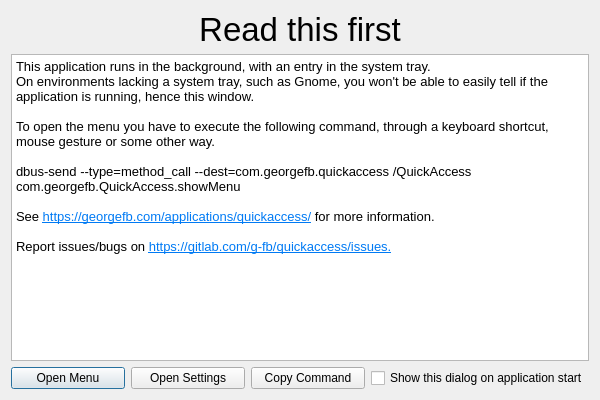
Qt form ui/startupdialog.ui (g-fb/quickaccess) before a commit.
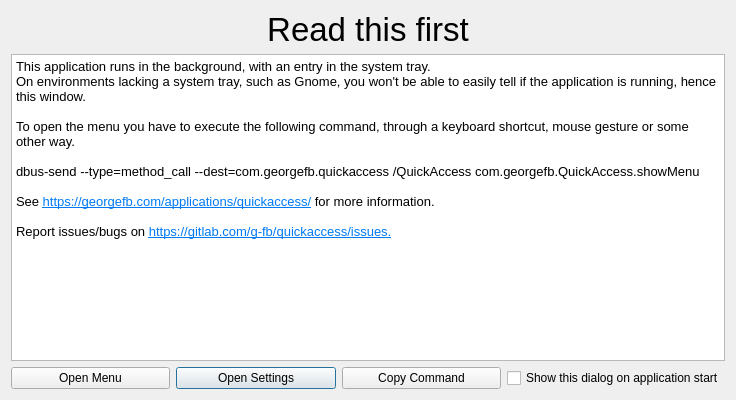
The same form after that commit.

Commit message: settings: add button to open start up dialog

Diff of the .ui file:
```diff
--- a/ui/startupdialog.ui
+++ b/ui/startupdialog.ui
@@ -6,13 +6,13 @@
    <rect>
     <x>0</x>
     <y>0</y>
-    <width>600</width>
+    <width>736</width>
     <height>400</height>
    </rect>
   </property>
   <property name="minimumSize">
    <size>
-    <width>600</width>
+    <width>736</width>
     <height>400</height>
    </size>
   </property>
@@ -43,17 +43,17 @@
         <string>&lt;!DOCTYPE HTML PUBLIC &quot;-//W3C//DTD HTML 4.0//EN&quot; &quot;http://www.w3.org/TR/REC-html40/strict.dtd&quot;&gt;
 &lt;html&gt;&lt;head&gt;&lt;meta name=&quot;qrichtext&quot; content=&quot;1&quot; /&gt;&lt;style type=&quot;text/css&quot;&gt;
 p, li { white-space: pre-wrap; }
-&lt;/style&gt;&lt;/head&gt;&lt;body style=&quot; font-family:'Noto Sans'; font-size:10pt; font-weight:400; font-style:normal;&quot;&gt;
-&lt;p style=&quot; margin-top:0px; margin-bottom:0px; margin-left:0px; margin-right:0px; -qt-block-indent:0; text-indent:0px;&quot;&gt;This application runs in the background, with an entry in the system tray.&lt;/p&gt;
-&lt;p style=&quot; margin-top:0px; margin-bottom:0px; margin-left:0px; margin-right:0px; -qt-block-indent:0; text-indent:0px;&quot;&gt;On environments lacking a system tray, such as Gnome, you won't be able to easily tell if the application is running, hence this window.&lt;/p&gt;
-&lt;p style=&quot;-qt-paragraph-type:empty; margin-top:0px; margin-bottom:0px; margin-left:0px; margin-right:0px; -qt-block-indent:0; text-indent:0px;&quot;&gt;&lt;br /&gt;&lt;/p&gt;
-&lt;p style=&quot; margin-top:0px; margin-bottom:0px; margin-left:0px; margin-right:0px; -qt-block-indent:0; text-indent:0px;&quot;&gt;To open the menu you have to execute the following command, through a keyboard shortcut, mouse gesture or some other way.&lt;/p&gt;
-&lt;p style=&quot;-qt-paragraph-type:empty; margin-top:0px; margin-bottom:0px; margin-left:0px; margin-right:0px; -qt-block-indent:0; text-indent:0px;&quot;&gt;&lt;br /&gt;&lt;/p&gt;
-&lt;p style=&quot; margin-top:0px; margin-bottom:0px; margin-left:0px; margin-right:0px; -qt-block-indent:0; text-indent:0px;&quot;&gt;&lt;span style=&quot; font-family:'Hack';&quot;&gt;dbus-send --type=method_call --dest=com.georgefb.quickaccess /QuickAccess com.georgefb.QuickAccess.showMenu&lt;/span&gt;&lt;/p&gt;
-&lt;p style=&quot;-qt-paragraph-type:empty; margin-top:0px; margin-bottom:0px; margin-left:0px; margin-right:0px; -qt-block-indent:0; text-indent:0px; font-family:'Hack';&quot;&gt;&lt;br /&gt;&lt;/p&gt;
-&lt;p style=&quot; margin-top:0px; margin-bottom:0px; margin-left:0px; margin-right:0px; -qt-block-indent:0; text-indent:0px;&quot;&gt;&lt;span style=&quot; font-family:'Hack';&quot;&gt;See &lt;/span&gt;&lt;a href=&quot;https://georgefb.com/applications/quickaccess/&quot;&gt;&lt;span style=&quot; text-decoration: underline; color:#007af4;&quot;&gt;https://georgefb.com/applications/quickaccess/&lt;/span&gt;&lt;/a&gt;&lt;span style=&quot; font-family:'Hack';&quot;&gt; for more information.&lt;/span&gt;&lt;/p&gt;
-&lt;p style=&quot;-qt-paragraph-type:empty; margin-top:0px; margin-bottom:0px; margin-left:0px; margin-right:0px; -qt-block-indent:0; text-indent:0px; font-family:'Hack';&quot;&gt;&lt;br /&gt;&lt;/p&gt;
-&lt;p style=&quot; margin-top:0px; margin-bottom:0px; margin-left:0px; margin-right:0px; -qt-block-indent:0; text-indent:0px;&quot;&gt;&lt;span style=&quot; font-family:'Hack';&quot;&gt;Report issues/bugs on &lt;/span&gt;&lt;a href=&quot;https://gitlab.com/g-fb/quickaccess/issues&quot;&gt;&lt;span style=&quot; text-decoration: underline; color:#007af4;&quot;&gt;https://gitlab.com/g-fb/quickaccess/issues.&lt;/span&gt;&lt;/a&gt;&lt;/p&gt;&lt;/body&gt;&lt;/html&gt;</string>
+&lt;/style&gt;&lt;/head&gt;&lt;body style=&quot; font-family:'Noto Sans'; font-size:13pt; font-weight:400; font-style:normal;&quot;&gt;
+&lt;p style=&quot; margin-top:0px; margin-bottom:0px; margin-left:0px; margin-right:0px; -qt-block-indent:0; text-indent:0px;&quot;&gt;&lt;span style=&quot; font-size:10pt;&quot;&gt;This application runs in the background, with an entry in the system tray.&lt;/span&gt;&lt;/p&gt;
+&lt;p style=&quot; margin-top:0px; margin-bottom:0px; margin-left:0px; margin-right:0px; -qt-block-indent:0; text-indent:0px;&quot;&gt;&lt;span style=&quot; font-size:10pt;&quot;&gt;On environments lacking a system tray, such as Gnome, you won't be able to easily tell if the application is running, hence this window.&lt;/span&gt;&lt;/p&gt;
+&lt;p style=&quot;-qt-paragraph-type:empty; margin-top:0px; margin-bottom:0px; margin-left:0px; margin-right:0px; -qt-block-indent:0; text-indent:0px; font-size:10pt;&quot;&gt;&lt;br /&gt;&lt;/p&gt;
+&lt;p style=&quot; margin-top:0px; margin-bottom:0px; margin-left:0px; margin-right:0px; -qt-block-indent:0; text-indent:0px;&quot;&gt;&lt;span style=&quot; font-size:10pt;&quot;&gt;To open the menu you have to execute the following command, through a keyboard shortcut, mouse gesture or some other way.&lt;/span&gt;&lt;/p&gt;
+&lt;p style=&quot;-qt-paragraph-type:empty; margin-top:0px; margin-bottom:0px; margin-left:0px; margin-right:0px; -qt-block-indent:0; text-indent:0px; font-size:10pt;&quot;&gt;&lt;br /&gt;&lt;/p&gt;
+&lt;p style=&quot; margin-top:0px; margin-bottom:0px; margin-left:0px; margin-right:0px; -qt-block-indent:0; text-indent:0px;&quot;&gt;&lt;span style=&quot; font-family:'Hack'; font-size:10pt;&quot;&gt;dbus-send --type=method_call --dest=com.georgefb.quickaccess /QuickAccess com.georgefb.QuickAccess.showMenu&lt;/span&gt;&lt;/p&gt;
+&lt;p style=&quot;-qt-paragraph-type:empty; margin-top:0px; margin-bottom:0px; margin-left:0px; margin-right:0px; -qt-block-indent:0; text-indent:0px; font-family:'Hack'; font-size:10pt;&quot;&gt;&lt;br /&gt;&lt;/p&gt;
+&lt;p style=&quot; margin-top:0px; margin-bottom:0px; margin-left:0px; margin-right:0px; -qt-block-indent:0; text-indent:0px;&quot;&gt;&lt;span style=&quot; font-family:'Hack'; font-size:10pt;&quot;&gt;See &lt;/span&gt;&lt;a href=&quot;https://georgefb.com/applications/quickaccess/&quot;&gt;&lt;span style=&quot; font-size:10pt; text-decoration: underline; color:#007af4;&quot;&gt;https://georgefb.com/applications/quickaccess/&lt;/span&gt;&lt;/a&gt;&lt;span style=&quot; font-family:'Hack'; font-size:10pt;&quot;&gt; for more information.&lt;/span&gt;&lt;/p&gt;
+&lt;p style=&quot;-qt-paragraph-type:empty; margin-top:0px; margin-bottom:0px; margin-left:0px; margin-right:0px; -qt-block-indent:0; text-indent:0px; font-family:'Hack'; font-size:10pt;&quot;&gt;&lt;br /&gt;&lt;/p&gt;
+&lt;p style=&quot; margin-top:0px; margin-bottom:0px; margin-left:0px; margin-right:0px; -qt-block-indent:0; text-indent:0px;&quot;&gt;&lt;span style=&quot; font-family:'Hack'; font-size:10pt;&quot;&gt;Report issues/bugs on &lt;/span&gt;&lt;a href=&quot;https://gitlab.com/g-fb/quickaccess/issues&quot;&gt;&lt;span style=&quot; font-size:10pt; text-decoration: underline; color:#007af4;&quot;&gt;https://gitlab.com/g-fb/quickaccess/issues.&lt;/span&gt;&lt;/a&gt;&lt;/p&gt;&lt;/body&gt;&lt;/html&gt;</string>
        </property>
        <property name="openExternalLinks">
         <bool>true</bool>
@@ -68,7 +68,7 @@
           <string>Open Menu</string>
          </property>
          <property name="autoDefault">
-          <bool>true</bool>
+          <bool>false</bool>
          </property>
         </widget>
        </item>
```
Left out of the diff: 3 changed lines with no effect on the pictures. The commit also changes 6 other files.
